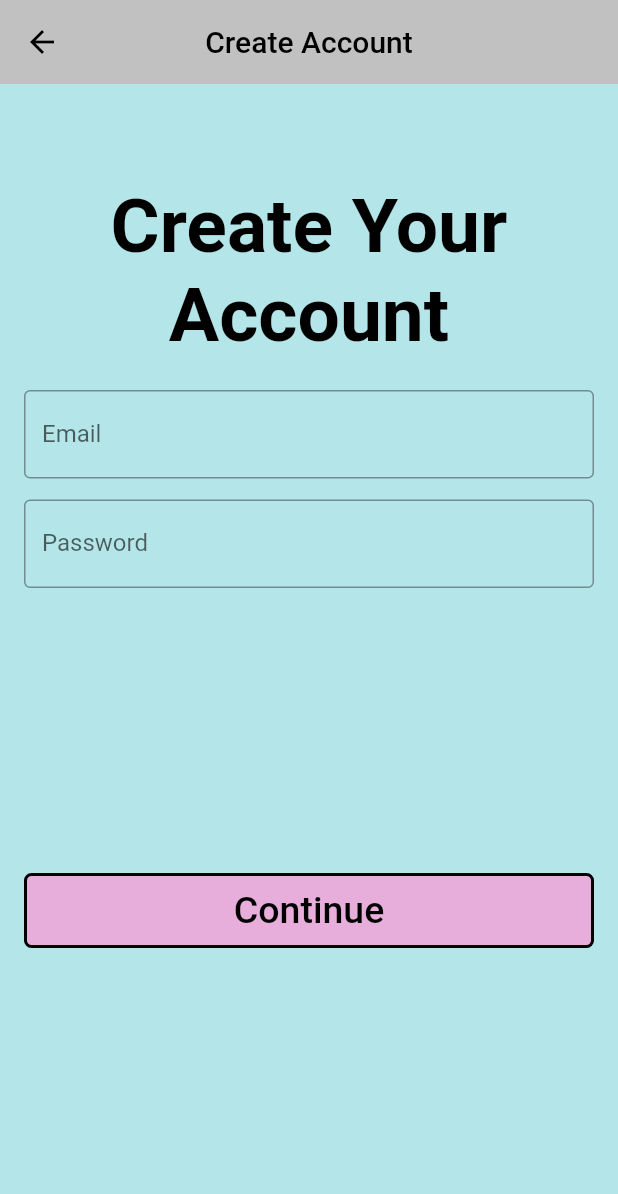
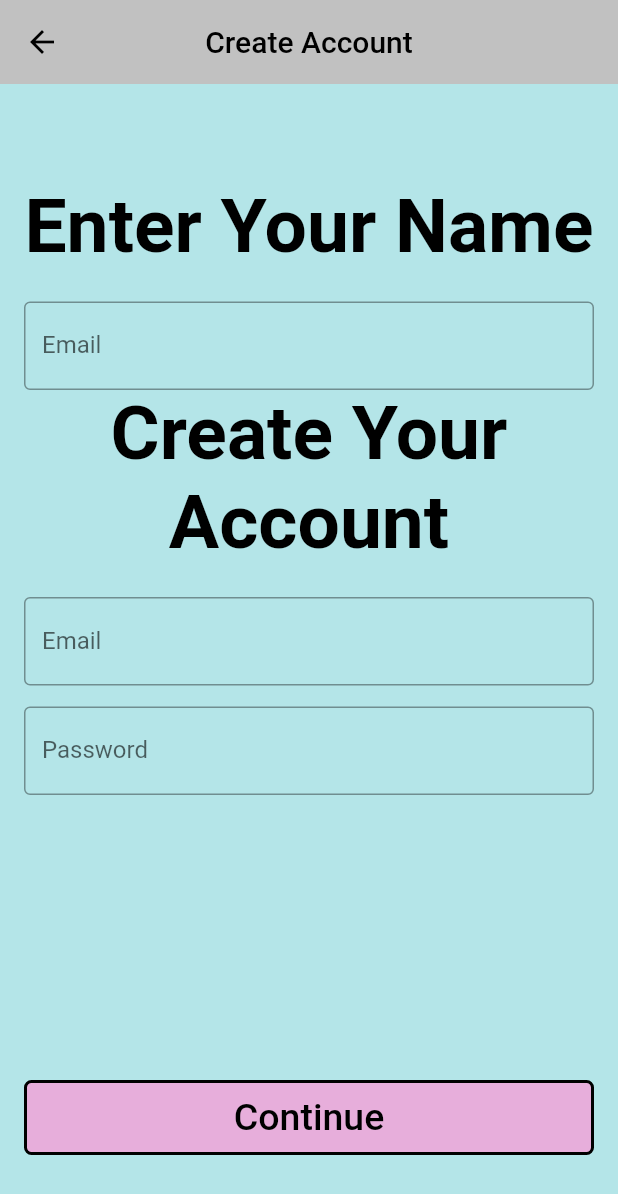
Before and after one commit to AndreaGon/HealthVerse, a Flutter app: the screen it shows after launch, on a phone screen of 412 x 824 dp. Shown: the top 1194 px of the screen. Run offline on Flutter 3.47's test engine with Material 2 defaults, Android fonts, the phone set to English and light mode, and no system bars; our stand-ins replace cloud_firestore, email_validator, firebase_auth, firebase_core, loading_animation_widget; missing offline and left inert: dart:ffi; accounts and stored records are empty.

Commit message:
Modifications
made the necessary modifications to register & onboarding

```diff
--- a/lib/page/profile_page/profile_page.dart
+++ b/lib/page/profile_page/profile_page.dart
@@ -34,7 +34,8 @@ class _ProfilePageState extends State<ProfilePage> {
           ),
           //the image method
           ProfileWidget(
-            imagePath: users_pref.imagePath,
+            imagePath:
+                "https://www.looper.com/img/gallery/things-only-adults-notice-in-shrek/intro-1573597941.jpg",
             onClicked: () async {},
           ),
           const SizedBox(
--- a/lib/page/profile_page/utils/user_pref.dart
+++ b/lib/page/profile_page/utils/user_pref.dart
@@ -2,9 +2,8 @@ import 'package:flutter_userprofile1/model/user.dart';
 
 class UserPreferences {
   static const myUser = Users(
+    id: "1",
     //temporary *later integrate w firebase*
-    imagePath:
-        "https://www.looper.com/img/gallery/things-only-adults-notice-in-shrek/intro-1573597941.jpg",
     name: "William",
     email: 'example@gmail.com',
     points: '500',
--- a/lib/page/register_page/widgets/register_widget.dart
+++ b/lib/page/register_page/widgets/register_widget.dart
@@ -1,11 +1,14 @@
+import 'package:cloud_firestore/cloud_firestore.dart';
 import 'package:flutter_userprofile1/main.dart';
-import 'dart:ffi';
 import 'package:firebase_auth/firebase_auth.dart';
 import 'package:flutter/material.dart';
 import 'package:flutter_userprofile1/main.dart';
 import 'package:email_validator/email_validator.dart';
 import 'package:flutter_userprofile1/page/login_page/pages/test_page.dart';
 import 'package:flutter_userprofile1/page/register_page/onboarding/onboarding1.dart';
+
+import '../../../model/user.dart';
+import '../../communities/communities.dart';
 
 class RegisterWidget extends StatefulWidget {
   @override
@@ -14,6 +17,7 @@ class RegisterWidget extends StatefulWidget {
 
 class _RegisterWidgetState extends State<RegisterWidget> {
   final formkey = GlobalKey<FormState>();
+  final username_Controller = TextEditingController();
   final sign_in_emailController = TextEditingController();
   final sign_in_passwordController = TextEditingController();
   final confirm_passwordController = TextEditingController();
@@ -21,6 +25,7 @@ class _RegisterWidgetState extends State<RegisterWidget> {
   get icon => null;
   @override
   void dispose() {
+    username_Controller.dispose();
     sign_in_emailController.dispose();
     sign_in_passwordController.dispose();
     confirm_passwordController.dispose();
@@ -36,6 +41,27 @@ class _RegisterWidgetState extends State<RegisterWidget> {
             Row(),
             SizedBox(
               height: 50,
+            ),
+            Text(
+              "Enter Your Name",
+              textAlign: TextAlign.center,
+              style: TextStyle(
+                  fontSize: 50,
+                  fontWeight: FontWeight.bold,
+                  color: Colors.black),
+            ),
+            SizedBox(height: 20),
+            //Container for Confirm Email
+            SizedBox(
+              width: 400,
+              child: TextFormField(
+                controller: username_Controller,
+                cursorColor: Colors.black,
+                textInputAction: TextInputAction.next,
+                decoration: InputDecoration(
+                    labelText: 'Email', border: OutlineInputBorder()),
+                obscureText: false,
+              ),
             ),
             Text(
               "Create Your Account",
@@ -133,4 +159,26 @@ class _RegisterWidgetState extends State<RegisterWidget> {
       print(e);
     }
   }
+
+  Future createNewUserDetails() async {
+    print("Submtitting form");
+    formkey.currentState?.save();
+
+    final docPost = FirebaseFirestore.instance.collection('User').doc();
+
+    Users postJson = Users(
+        id: "",
+        name: "",
+        email: "",
+        points: "0",
+        calories: "",
+        hours: "0",
+        steps: "",
+        date: "",
+        last_exercise: "0");
+
+    await docPost.set(postJson.toJson());
+    Navigator.of(context)
+        .push(MaterialPageRoute(builder: (context) => Communities()));
+  }
 }
```
Also changed, not shown: lib/page/register_page/widgets/onboarding1_widget.dart (+23 -0 lines).
